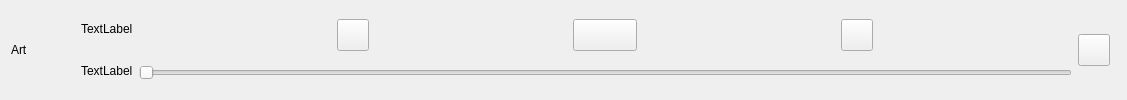
Qt form src/statusbar/statusbar.ui (ShiralynDev/MusicMaster) before a commit.
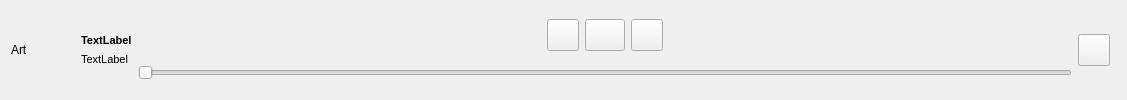
The same form after that commit. Icons and pictures are not drawn. Custom widgets are drawn as their Qt base class.

Diff of the .ui file:
```diff
--- a/src/statusbar/statusbar.ui
+++ b/src/statusbar/statusbar.ui
@@ -58,8 +58,27 @@
      </item>
      <item>
       <layout class="QVBoxLayout" name="NameAndArtist">
+       <item>
+        <spacer name="verticalSpacer">
+         <property name="orientation">
+          <enum>Qt::Orientation::Vertical</enum>
+         </property>
+         <property name="sizeHint" stdset="0">
+          <size>
+           <width>20</width>
+           <height>40</height>
+          </size>
+         </property>
+        </spacer>
+       </item>
        <item>
         <widget class="QLabel" name="songName">
+         <property name="font">
+          <font>
+           <pointsize>8</pointsize>
+           <bold>true</bold>
+          </font>
+         </property>
          <property name="text">
           <string>TextLabel</string>
          </property>
@@ -67,19 +86,63 @@
        </item>
        <item>
         <widget class="QLabel" name="artist">
+         <property name="font">
+          <font>
+           <pointsize>8</pointsize>
+          </font>
+         </property>
          <property name="text">
           <string>TextLabel</string>
          </property>
         </widget>
        </item>
+       <item>
+        <spacer name="verticalSpacer_2">
+         <property name="orientation">
+          <enum>Qt::Orientation::Vertical</enum>
+         </property>
+         <property name="sizeHint" stdset="0">
+          <size>
+           <width>20</width>
+           <height>40</height>
+          </size>
+         </property>
+        </spacer>
+       </item>
       </layout>
      </item>
     </layout>
    </item>
    <item>
     <layout class="QVBoxLayout" name="MediaControls">
+     <item>
+      <spacer name="horizontalSpacer">
+       <property name="orientation">
+        <enum>Qt::Orientation::Horizontal</enum>
+       </property>
+       <property name="sizeHint" stdset="0">
+        <size>
+         <width>100</width>
+         <height>0</height>
+        </size>
+       </property>
+      </spacer>
+     </item>
      <item>
       <layout class="QHBoxLayout" name="UpperControls">
+       <item>
+        <spacer name="horizontalSpacer_2">
+         <property name="orientation">
+          <enum>Qt::Orientation::Horizontal</enum>
+         </property>
+         <property name="sizeHint" stdset="0">
+          <size>
+           <width>40</width>
+           <height>20</height>
+          </size>
+         </property>
+        </spacer>
+       </item>
        <item>
         <widget class="QPushButton" name="lastSong">
          <property name="maximumSize">
@@ -146,6 +209,19 @@
          </property>
         </widget>
        </item>
+       <item>
+        <spacer name="horizontalSpacer_3">
+         <property name="orientation">
+          <enum>Qt::Orientation::Horizontal</enum>
+         </property>
+         <property name="sizeHint" stdset="0">
+          <size>
+           <width>40</width>
+           <height>20</height>
+          </size>
+         </property>
+        </spacer>
+       </item>
       </layout>
      </item>
      <item>
@@ -204,6 +280,11 @@
    <extends>QWidget</extends>
    <header location="global">phonon/volumeslider.h</header>
   </customwidget>
+  <customwidget>
+   <class>ClickableSlider</class>
+   <extends>QSlider</extends>
+   <header>src/clickableSlider/clickableSlider.h</header>
+  </customwidget>
  </customwidgets>
  <resources/>
  <connections/>
```
Left out of the diff: 4 changed lines with no effect on the pictures.
